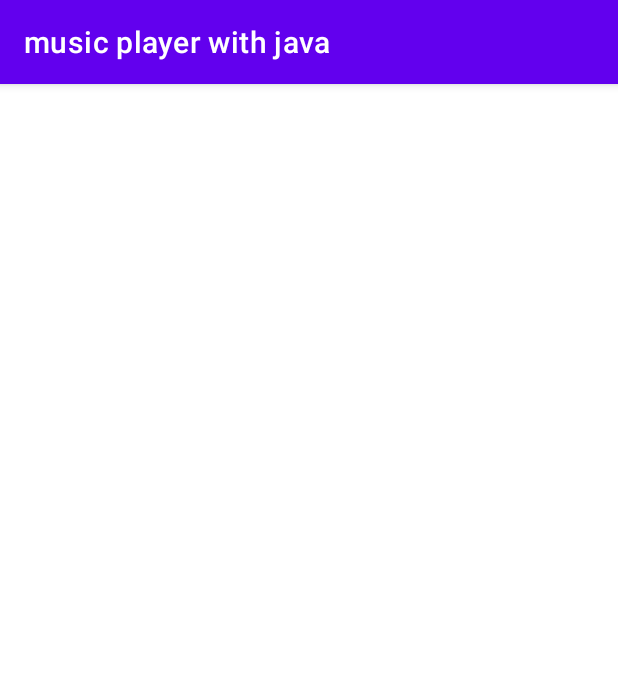
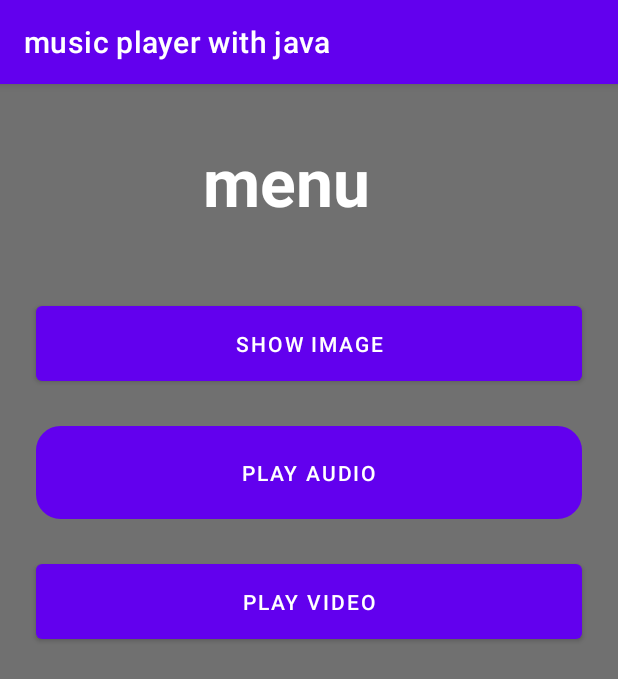
Before and after one commit to melkamu-zinabu/static-java-media-player, an Android app: the ManuActivity screen opened directly, with no data from a screen before it, on a phone screen of 412 x 824 dp. Shown: the top 679 px of the screen. Run offline under Robolectric (Android 15) with nearby library versions, the phone set to English and light mode, and no system bars.

Commit message:
layout for menu finished

```diff
--- a/app/src/main/AndroidManifest.xml
+++ b/app/src/main/AndroidManifest.xml
@@ -47,19 +47,6 @@
                 android:name="android.app.lib_name"
                 android:value="" />
         </activity>
-        <activity
-            android:name=".MainActivity"
-            android:exported="true">
-            <intent-filter>
-                <action android:name="android.intent.action.MAIN" />
-
-                <category android:name="android.intent.category.LAUNCHER" />
-            </intent-filter>
-
-            <meta-data
-                android:name="android.app.lib_name"
-                android:value="" />
-        </activity>
     </application>
 
 </manifest>
--- a/app/src/main/java/com/example/musicplayerwithjava/MainActivity.java
+++ /dev/null
@@ -1,14 +0,0 @@
-package com.example.musicplayerwithjava;
-
-import androidx.appcompat.app.AppCompatActivity;
-
-import android.os.Bundle;
-
-public class MainActivity extends AppCompatActivity {
-
-    @Override
-    protected void onCreate(Bundle savedInstanceState) {
-        super.onCreate(savedInstanceState);
-        setContentView(R.layout.activity_main);
-    }
-}
--- a/app/src/main/res/layout/activity_main.xml
+++ /dev/null
@@ -1,18 +0,0 @@
-<?xml version="1.0" encoding="utf-8"?>
-<androidx.constraintlayout.widget.ConstraintLayout xmlns:android="http://schemas.android.com/apk/res/android"
-    xmlns:app="http://schemas.android.com/apk/res-auto"
-    xmlns:tools="http://schemas.android.com/tools"
-    android:layout_width="match_parent"
-    android:layout_height="match_parent"
-    tools:context=".MainActivity">
-
-    <TextView
-        android:layout_width="wrap_content"
-        android:layout_height="wrap_content"
-        android:text="Hello World!"
-        app:layout_constraintBottom_toBottomOf="parent"
-        app:layout_constraintEnd_toEndOf="parent"
-        app:layout_constraintStart_toStartOf="parent"
-        app:layout_constraintTop_toTopOf="parent" />
-
-</androidx.constraintlayout.widget.ConstraintLayout>
--- a/app/src/main/res/layout/activity_manu.xml
+++ b/app/src/main/res/layout/activity_manu.xml
@@ -5,5 +5,108 @@
     android:layout_width="match_parent"
     android:layout_height="match_parent"
     tools:context=".ManuActivity">
+    <TextView
+        android:id="@+id/textView"
+        android:layout_width="match_parent"
+        android:layout_height="match_parent"
+        android:background="#8F000000" />
+
+    <!--scrollable constraint layout-->
+    <ScrollView
+        android:layout_width="0dp"
+        android:layout_height="match_parent"
+        android:fillViewport="true"
+        app:layout_constraintEnd_toEndOf="parent"
+        app:layout_constraintHorizontal_bias="0.0"
+        app:layout_constraintStart_toStartOf="parent"
+        app:layout_constraintTop_toTopOf="parent">
+
+        <androidx.constraintlayout.widget.ConstraintLayout
+            android:layout_width="match_parent"
+            android:layout_height="match_parent">
+
+            <TextView
+                android:id="@+id/textView2"
+                android:layout_width="wrap_content"
+                android:layout_height="wrap_content"
+                android:layout_marginTop="35dp"
+                android:layout_marginBottom="32dp"
+                android:text="menu"
+                android:textColor="@color/white"
+                android:textSize="44sp"
+                android:textStyle="bold"
+                app:layout_constraintBottom_toTopOf="@+id/button12"
+                app:layout_constraintEnd_toEndOf="parent"
+                app:layout_constraintHorizontal_bias="0.45"
+                app:layout_constraintStart_toStartOf="parent"
+                app:layout_constraintTop_toTopOf="parent"
+                app:layout_constraintVertical_bias="0.149" />
+
+            <Button
+                android:id="@+id/button12"
+                android:layout_width="0dp"
+                android:layout_height="wrap_content"
+                android:layout_marginStart="24dp"
+                android:layout_marginTop="48dp"
+                android:layout_marginEnd="24dp"
+
+                android:drawablePadding="10dp"
+                android:ems="10"
+                android:text="show image"
+                android:paddingLeft="20dp"
+                android:paddingTop="15dp"
+                android:paddingRight="20dp"
+                android:paddingBottom="15dp"
+                android:textColor="@color/white"
+                android:textColorHint="@color/white"
+                app:layout_constraintEnd_toEndOf="parent"
+                app:layout_constraintHorizontal_bias="1.0"
+                app:layout_constraintStart_toStartOf="parent"
+                app:layout_constraintTop_toBottomOf="@id/textView2" />
+
+            <Button
+                android:id="@+id/button13"
+                android:layout_width="0dp"
+                android:layout_height="wrap_content"
+                android:layout_marginTop="24dp"
+                android:background="@drawable/inbut_bg"
+                android:drawablePadding="10dp"
+                android:ems="10"
+                android:text="play audio"
+                android:paddingLeft="20dp"
+                android:paddingTop="15dp"
+                android:paddingRight="20dp"
+                android:paddingBottom="15dp"
+                android:textColor="@color/white"
+                android:textColorHint="@color/white"
+                app:layout_constraintBottom_toTopOf="@+id/button14"
+                app:layout_constraintEnd_toEndOf="@+id/button12"
+                app:layout_constraintHorizontal_bias="0.0"
+                app:layout_constraintStart_toStartOf="@+id/button12"
+                app:layout_constraintTop_toBottomOf="@+id/button12"
+                app:layout_constraintVertical_bias="0.684" />
+
+            <Button
+                android:id="@+id/button14"
+                android:layout_width="0dp"
+                android:layout_height="wrap_content"
+                android:layout_marginTop="24dp"
+                android:drawablePadding="10dp"
+                android:ems="10"
+                android:text="play video"
+                android:paddingLeft="20dp"
+                android:paddingTop="15dp"
+                android:paddingRight="20dp"
+                android:paddingBottom="15dp"
+                android:textColor="@color/white"
+                android:textColorHint="@color/white"
+                app:layout_constraintEnd_toEndOf="@+id/button13"
+                app:layout_constraintHorizontal_bias="1.0"
+                app:layout_constraintStart_toStartOf="@+id/button13"
+                app:layout_constraintTop_toBottomOf="@+id/button13"
+                app:layout_constraintVertical_bias="0.218" />
+
+        </androidx.constraintlayout.widget.ConstraintLayout>
+    </ScrollView>
 
 </androidx.constraintlayout.widget.ConstraintLayout>
```
